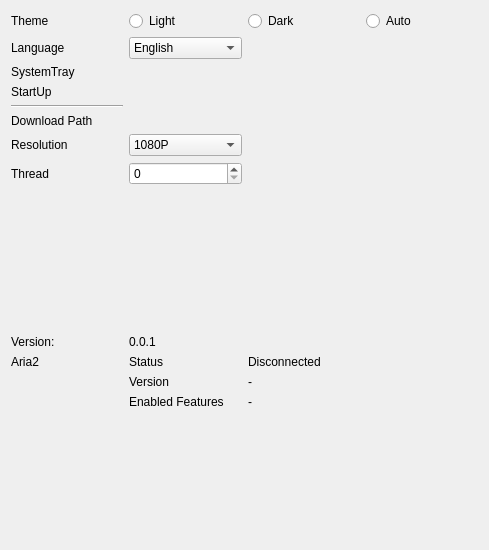
The window that sVanilla/src/ClientUi/Setting/DefaultSetting.ui (WangPengZhan/sVanilla) describes before a commit, drawn with Qt 5.
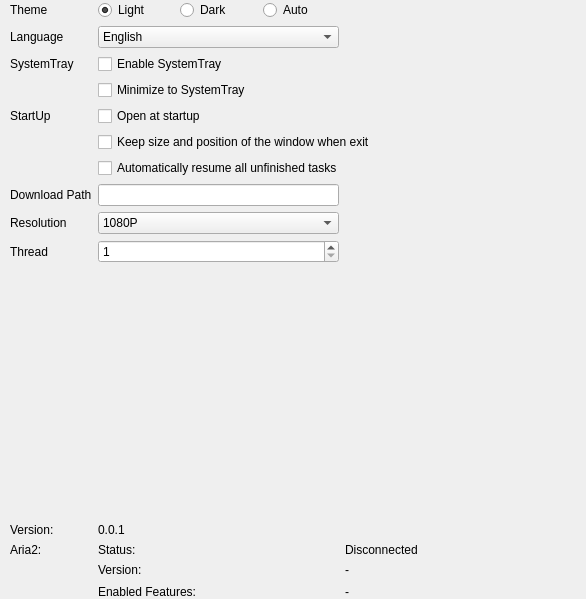
The same window after the commit. Custom widgets are drawn as their Qt base class.

Commit message: feat(ui): - add SettingPage - add FolderSelector - add App - add Event - update dark theme

Diff of the .ui file:
```diff
--- a/sVanilla/src/ClientUi/Setting/DefaultSetting.ui
+++ b/sVanilla/src/ClientUi/Setting/DefaultSetting.ui
@@ -6,21 +6,265 @@
    <rect>
     <x>0</x>
     <y>0</y>
-    <width>489</width>
-    <height>550</height>
+    <width>586</width>
+    <height>599</height>
    </rect>
   </property>
-  <layout class="QGridLayout" name="gridLayout" columnstretch="0,0,0,0">
-   <property name="verticalSpacing">
-    <number>-1</number>
+  <property name="sizePolicy">
+   <sizepolicy hsizetype="Preferred" vsizetype="Preferred">
+    <horstretch>0</horstretch>
+    <verstretch>0</verstretch>
+   </sizepolicy>
+  </property>
+  <layout class="QGridLayout" name="Layout">
+   <property name="leftMargin">
+    <number>10</number>
    </property>
+   <property name="topMargin">
+    <number>0</number>
+   </property>
+   <property name="rightMargin">
+    <number>0</number>
+   </property>
+   <property name="bottomMargin">
+    <number>0</number>
+   </property>
+   <item row="14" column="2">
+    <widget class="QLabel" name="Aria2Features">
+     <property name="sizePolicy">
+      <sizepolicy hsizetype="Preferred" vsizetype="Preferred">
+       <horstretch>0</horstretch>
+       <verstretch>0</verstretch>
+      </sizepolicy>
+     </property>
+     <property name="text">
+      <string>-</string>
+     </property>
+     <property name="alignment">
+      <set>Qt::AlignLeading|Qt::AlignLeft|Qt::AlignTop</set>
+     </property>
+     <property name="wordWrap">
+      <bool>false</bool>
+     </property>
+    </widget>
+   </item>
+   <item row="2" column="1" colspan="2">
+    <widget class="QCheckBox" name="checkBox">
+     <property name="text">
+      <string>Enable SystemTray</string>
+     </property>
+    </widget>
+   </item>
+   <item row="13" column="2">
+    <widget class="QLabel" name="Aria2Version">
+     <property name="sizePolicy">
+      <sizepolicy hsizetype="Preferred" vsizetype="Minimum">
+       <horstretch>0</horstretch>
+       <verstretch>0</verstretch>
+      </sizepolicy>
+     </property>
+     <property name="minimumSize">
+      <size>
+       <width>16</width>
+       <height>16</height>
+      </size>
+     </property>
+     <property name="text">
+      <string>-</string>
+     </property>
+     <property name="alignment">
+      <set>Qt::AlignLeading|Qt::AlignLeft|Qt::AlignTop</set>
+     </property>
+    </widget>
+   </item>
+   <item row="9" column="1">
+    <widget class="QSpinBox" name="ThreadSpinBox">
+     <property name="minimum">
+      <number>1</number>
+     </property>
+     <property name="maximum">
+      <number>32</number>
+     </property>
+     <property name="singleStep">
+      <number>1</number>
+     </property>
+    </widget>
+   </item>
+   <item row="0" column="0">
+    <widget class="QLabel" name="ThemeLabel">
+     <property name="enabled">
+      <bool>true</bool>
+     </property>
+     <property name="sizePolicy">
+      <sizepolicy hsizetype="Preferred" vsizetype="Preferred">
+       <horstretch>0</horstretch>
+       <verstretch>0</verstretch>
+      </sizepolicy>
+     </property>
+     <property name="baseSize">
+      <size>
+       <width>0</width>
+       <height>20</height>
+      </size>
+     </property>
+     <property name="text">
+      <string>Theme</string>
+     </property>
+    </widget>
+   </item>
+   <item row="11" column="1">
+    <widget class="QLabel" name="Version">
+     <property name="text">
+      <string>0.0.1</string>
+     </property>
+    </widget>
+   </item>
+   <item row="12" column="2">
+    <widget class="QLabel" name="Aria2Status">
+     <property name="text">
+      <string>Disconnected</string>
+     </property>
+     <property name="alignment">
+      <set>Qt::AlignLeading|Qt::AlignLeft|Qt::AlignTop</set>
+     </property>
+    </widget>
+   </item>
+   <item row="13" column="1">
+    <widget class="QLabel" name="Aria2VersionLabel">
+     <property name="sizePolicy">
+      <sizepolicy hsizetype="Preferred" vsizetype="Minimum">
+       <horstretch>0</horstretch>
+       <verstretch>0</verstretch>
+      </sizepolicy>
+     </property>
+     <property name="minimumSize">
+      <size>
+       <width>16</width>
+       <height>16</height>
+      </size>
+     </property>
+     <property name="text">
+      <string>Version:</string>
+     </property>
+     <property name="alignment">
+      <set>Qt::AlignLeading|Qt::AlignLeft|Qt::AlignTop</set>
+     </property>
+    </widget>
+   </item>
+   <item row="12" column="0">
+    <widget class="QLabel" name="Aria2Label">
+     <property name="text">
+      <string>Aria2:</string>
+     </property>
+    </widget>
+   </item>
+   <item row="1" column="0">
+    <widget class="QLabel" name="LanguageLabel">
+     <property name="sizePolicy">
+      <sizepolicy hsizetype="Preferred" vsizetype="Preferred">
+       <horstretch>0</horstretch>
+       <verstretch>0</verstretch>
+      </sizepolicy>
+     </property>
+     <property name="text">
+      <string>Language</string>
+     </property>
+    </widget>
+   </item>
+   <item row="6" column="1" colspan="2">
+    <widget class="QCheckBox" name="checkBox_5">
+     <property name="text">
+      <string>Automatically resume all unfinished tasks</string>
+     </property>
+    </widget>
+   </item>
+   <item row="5" column="1" colspan="2">
+    <widget class="QCheckBox" name="checkBox_4">
+     <property name="text">
+      <string>Keep size and position of the window when exit</string>
+     </property>
+    </widget>
+   </item>
    <item row="0" column="1">
-    <widget class="QRadioButton" name="LightThemeButton">
+    <layout class="QHBoxLayout" name="horizontalLayout">
+     <item>
+      <widget class="QRadioButton" name="LightThemeButton">
+       <property name="text">
+        <string>Light</string>
+       </property>
+       <property name="checked">
+        <bool>true</bool>
+       </property>
+      </widget>
+     </item>
+     <item>
+      <widget class="QRadioButton" name="DarkThemeButton">
+       <property name="text">
+        <string>Dark</string>
+       </property>
+      </widget>
+     </item>
+     <item>
+      <widget class="QRadioButton" name="AutoThemeButton">
+       <property name="text">
+        <string>Auto</string>
+       </property>
+      </widget>
+     </item>
+    </layout>
+   </item>
+   <item row="9" column="0">
+    <widget class="QLabel" name="ThreadLabel">
+     <property name="sizePolicy">
+      <sizepolicy hsizetype="Preferred" vsizetype="Preferred">
+       <horstretch>0</horstretch>
+       <verstretch>0</verstretch>
+      </sizepolicy>
+     </property>
+     <property name="baseSize">
+      <size>
+       <width>0</width>
+       <height>20</height>
+      </size>
+     </property>
      <property name="text">
-      <string>Light</string>
+      <string>Thread</string>
      </property>
     </widget>
    </item>
+   <item row="7" column="0">
+    <widget class="QLabel" name="DownloadPathLabel">
+     <property name="sizePolicy">
+      <sizepolicy hsizetype="Preferred" vsizetype="Preferred">
+       <horstretch>0</horstretch>
+       <verstretch>0</verstretch>
+      </sizepolicy>
+     </property>
+     <property name="baseSize">
+      <size>
+       <width>0</width>
+       <height>20</height>
+      </size>
+     </property>
+     <property name="text">
+      <string>Download Path</string>
+     </property>
+    </widget>
+   </item>
+   <item row="8" column="1">
+    <widget class="QComboBox" name="ResolutionComboBox">
+     <item>
+      <property name="text">
+       <string>1080P</string>
+      </property>
+     </item>
+     <item>
+      <property name="text">
+       <string>720P</string>
+      </property>
+     </item>
+    </widget>
+   </item>
    <item row="2" column="0">
     <widget class="QLabel" name="SystemTrayLabel">
      <property name="sizePolicy">
@@ -34,8 +278,28 @@
      </property>
     </widget>
    </item>
-   <item row="5" column="0">
-    <widget class="QLabel" name="DownloadPathLabel">
+   <item row="0" column="2">
+    <spacer name="horizontalSpacer">
+     <property name="orientation">
+      <enum>Qt::Horizontal</enum>
+     </property>
+     <property name="sizeHint" stdset="0">
+      <size>
+       <width>40</width>
+       <height>20</height>
+      </size>
+     </property>
+    </spacer>
+   </item>
+   <item row="11" column="0">
+    <widget class="QLabel" name="VersionLabel">
+     <property name="text">
+      <string>Version:</string>
+     </property>
+    </widget>
+   </item>
+   <item row="8" column="0">
+    <widget class="QLabel" name="ResolutionLabel">
      <property name="sizePolicy">
       <sizepolicy hsizetype="Preferred" vsizetype="Preferred">
        <horstretch>0</horstretch>
@@ -49,7 +313,28 @@
       </size>
      </property>
      <property name="text">
-      <string>Download Path</string>
+      <string>Resolution</string>
+     </property>
+    </widget>
+   </item>
+   <item row="4" column="1" colspan="2">
+    <widget class="QCheckBox" name="checkBox_3">
+     <property name="text">
+      <string>Open at startup</string>
+     </property>
+    </widget>
+   </item>
+   <item row="3" column="1" colspan="2">
+    <widget class="QCheckBox" name="checkBox_2">
+     <property name="text">
+      <string>Minimize to SystemTray</string>
+     </property>
+    </widget>
+   </item>
+   <item row="12" column="1">
+    <widget class="QLabel" name="StatusLabel">
+     <property name="text">
+      <string>Status:</string>
      </property>
     </widget>
    </item>
@@ -67,42 +352,17 @@
      </item>
     </widget>
    </item>
-   <item row="9" column="1">
-    <widget class="QLabel" name="Version">
+   <item row="14" column="1">
+    <widget class="QLabel" name="Aria2FeaturesLabel">
      <property name="text">
-      <string>0.0.1</string>
+      <string>Enabled Features:</string>
      </property>
-    </widget>
-   </item>
-   <item row="6" column="1">
-    <widget class="QComboBox" name="ResolutionComboBox">
-     <item>
-      <property name="text">
-       <string>1080P</string>
-      </property>
-     </item>
-     <item>
-      <property name="text">
-       <string>720P</string>
-      </property>
-     </item>
+     <property name="alignment">
+      <set>Qt::AlignLeading|Qt::AlignLeft|Qt::AlignTop</set>
+     </property>
     </widget>
    </item>
    <item row="4" column="0">
-    <widget class="Line" name="line">
-     <property name="orientation">
-      <enum>Qt::Horizontal</enum>
-     </property>
-    </widget>
-   </item>
-   <item row="11" column="2">
-    <widget class="QLabel" name="Aria2Version">
-     <property name="text">
-      <string>-</string>
-     </property>
-    </widget>
-   </item>
-   <item row="3" column="0">
     <widget class="QLabel" name="StartUpLabel">
      <property name="sizePolicy">
       <sizepolicy hsizetype="Preferred" vsizetype="Preferred">
@@ -115,26 +375,7 @@
      </property>
     </widget>
    </item>
-   <item row="6" column="0">
-    <widget class="QLabel" name="ResolutionLabel">
-     <property name="sizePolicy">
-      <sizepolicy hsizetype="Preferred" vsizetype="Preferred">
-       <horstretch>0</horstretch>
-       <verstretch>0</verstretch>
-      </sizepolicy>
-     </property>
-     <property name="baseSize">
-      <size>
-       <width>0</width>
-       <height>20</height>
-      </size>
-     </property>
-     <property name="text">
-      <string>Resolution</string>
-     </property>
-    </widget>
-   </item>
-   <item row="8" column="0">
+   <item row="10" column="0">
     <spacer name="verticalSpacer">
      <property name="orientation">
       <enum>Qt::Vertical</enum>
@@ -147,140 +388,18 @@
      </property>
     </spacer>
    </item>
-   <item row="12" column="1">
-    <widget class="QLabel" name="label">
-     <property name="text">
-      <string>Enabled Features</string>
-     </property>
-     <property name="alignment">
-      <set>Qt::AlignLeading|Qt::AlignLeft|Qt::AlignTop</set>
-     </property>
-    </widget>
-   </item>
-   <item row="0" column="3">
-    <widget class="QRadioButton" name="AutoThemeButton">
-     <property name="text">
-      <string>Auto</string>
-     </property>
-    </widget>
-   </item>
-   <item row="0" column="2">
-    <widget class="QRadioButton" name="DarkThemeButton">
-     <property name="text">
-      <string>Dark</string>
-     </property>
-    </widget>
-   </item>
-   <item row="7" column="0">
-    <widget class="QLabel" name="ThreadLabel">
-     <property name="sizePolicy">
-      <sizepolicy hsizetype="Preferred" vsizetype="Preferred">
-       <horstretch>0</horstretch>
-       <verstretch>0</verstretch>
-      </sizepolicy>
-     </property>
-     <property name="baseSize">
-      <size>
-       <width>0</width>
-       <height>20</height>
-      </size>
-     </property>
-     <property name="text">
-      <string>Thread</string>
-     </property>
-    </widget>
-   </item>
-   <item row="1" column="0">
-    <widget class="QLabel" name="LanguageLabel">
-     <property name="sizePolicy">
-      <sizepolicy hsizetype="Preferred" vsizetype="Preferred">
-       <horstretch>0</horstretch>
-       <verstretch>0</verstretch>
-      </sizepolicy>
-     </property>
-     <property name="text">
-      <string>Language</string>
-     </property>
-    </widget>
-   </item>
-   <item row="9" column="0">
-    <widget class="QLabel" name="VersionLabel">
-     <property name="text">
-      <string>Version:</string>
-     </property>
-    </widget>
-   </item>
-   <item row="11" column="1">
-    <widget class="QLabel" name="Aria2VersionLabel">
-     <property name="text">
-      <string>Version</string>
-     </property>
-    </widget>
-   </item>
-   <item row="0" column="0">
-    <widget class="QLabel" name="ThemeLabel">
-     <property name="enabled">
-      <bool>true</bool>
-     </property>
-     <property name="sizePolicy">
-      <sizepolicy hsizetype="Preferred" vsizetype="Preferred">
-       <horstretch>0</horstretch>
-       <verstretch>0</verstretch>
-      </sizepolicy>
-     </property>
-     <property name="baseSize">
-      <size>
-       <width>0</width>
-       <height>20</height>
-      </size>
-     </property>
-     <property name="text">
-      <string>Theme</string>
-     </property>
-    </widget>
-   </item>
    <item row="7" column="1">
-    <widget class="QSpinBox" name="ThreadSpinBox"/>
-   </item>
-   <item row="10" column="1">
-    <widget class="QLabel" name="label_2">
-     <property name="text">
-      <string>Status</string>
-     </property>
-    </widget>
-   </item>
-   <item row="10" column="0">
-    <widget class="QLabel" name="Aria2Label">
-     <property name="text">
-      <string>Aria2</string>
-     </property>
-    </widget>
-   </item>
-   <item row="12" column="2">
-    <widget class="QLabel" name="Aria2Features">
-     <property name="sizePolicy">
-      <sizepolicy hsizetype="Preferred" vsizetype="Expanding">
-       <horstretch>0</horstretch>
-       <verstretch>0</verstretch>
-      </sizepolicy>
-     </property>
-     <property name="text">
-      <string>-</string>
-     </property>
-     <property name="alignment">
-      <set>Qt::AlignLeading|Qt::AlignLeft|Qt::AlignTop</set>
-     </property>
-    </widget>
-   </item>
-   <item row="10" column="2">
-    <widget class="QLabel" name="Aria2Status">
-     <property name="text">
-      <string>Disconnected</string>
-     </property>
-    </widget>
+    <widget class="::FileSelector" name="FolderSelector"/>
    </item>
   </layout>
  </widget>
+ <customwidgets>
+  <customwidget>
+   <class>::FileSelector</class>
+   <extends>QLineEdit</extends>
+   <header>SUI/FileSelector.h</header>
+  </customwidget>
+ </customwidgets>
  <resources/>
  <connections/>
 </ui>
```
The commit also changes 42 other files.
